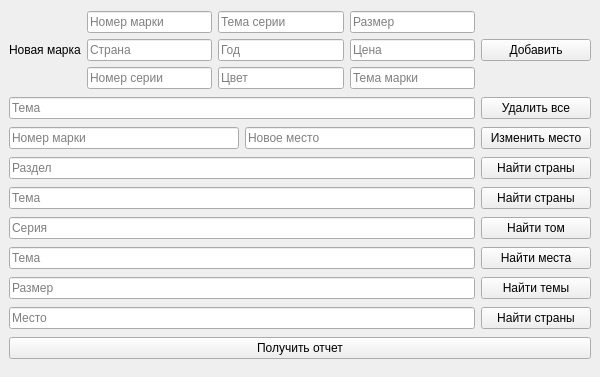
Old version of the form Data_management/8/mainwindow.ui in the repository lDeathlWhisperl/LETI.
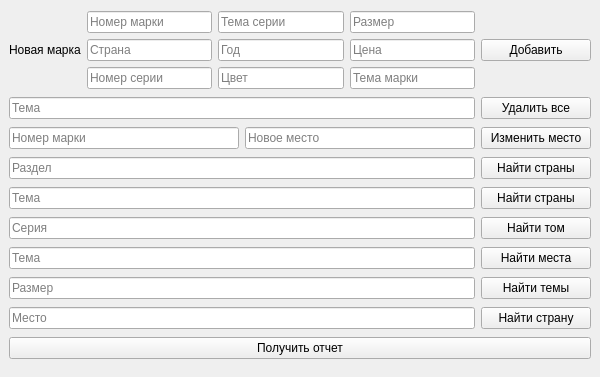
New version of the form.

```diff
--- a/Data_management/8/mainwindow.ui
+++ b/Data_management/8/mainwindow.ui
@@ -376,7 +376,7 @@
          </size>
         </property>
         <property name="text">
-         <string>Найти страны</string>
+         <string>Найти страну</string>
         </property>
        </widget>
       </item>
```
